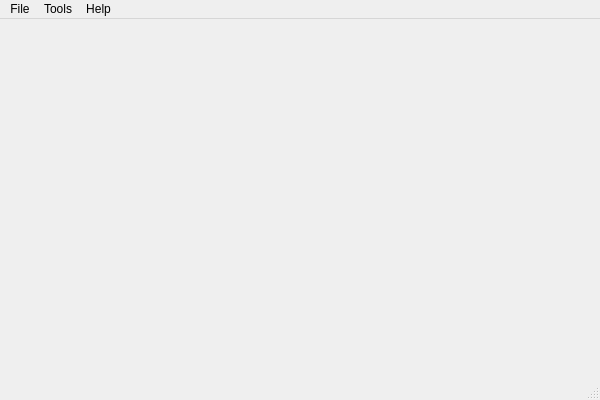
This is sources/PiedPiper/mainwindow.ui in semantic-pie/Pied-Piper as Qt 5 draws it before an edit. The edited form follows.
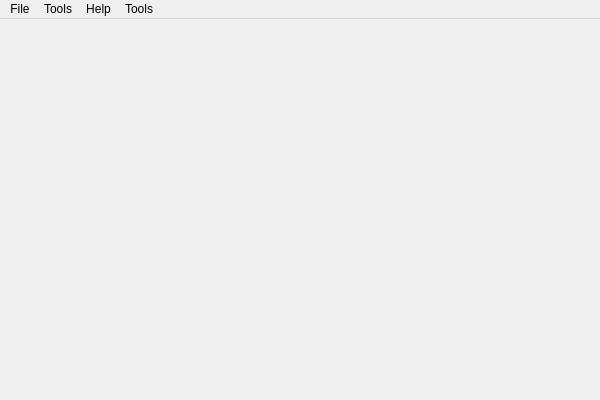
This is the edited form.

```diff
--- a/sources/PiedPiper/mainwindow.ui
+++ b/sources/PiedPiper/mainwindow.ui
@@ -20,7 +20,7 @@
      <x>0</x>
      <y>0</y>
      <width>600</width>
-     <height>22</height>
+     <height>24</height>
     </rect>
    </property>
    <widget class="QMenu" name="menuFile">
@@ -67,11 +67,18 @@
     </property>
     <addaction name="actionSettings"/>
    </widget>
+   <widget class="QMenu" name="menuTools_2">
+    <property name="title">
+     <string>Tools</string>
+    </property>
+    <addaction name="actionHistory"/>
+    <addaction name="actionMini_map"/>
+   </widget>
    <addaction name="menuFile"/>
    <addaction name="menuTools"/>
    <addaction name="menuHelp"/>
+   <addaction name="menuTools_2"/>
   </widget>
-  <widget class="QStatusBar" name="statusBar"/>
   <action name="actionNew">
    <property name="text">
     <string>New</string>
```
Left out of the diff: 23 changed lines with no effect on the pictures.
